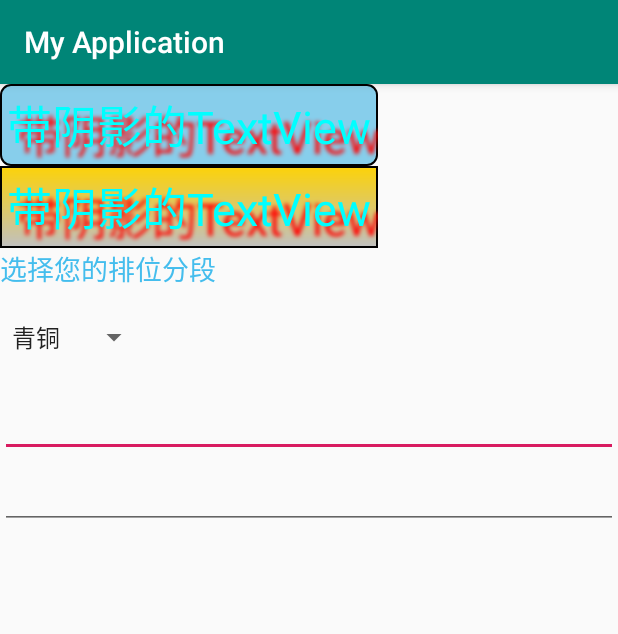
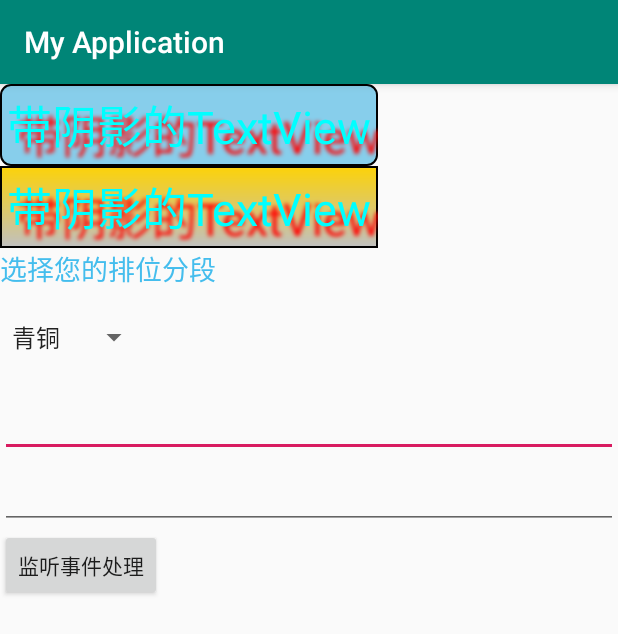
Before and after one commit to kaixuanli/andorid, an Android app: the screen it shows after launch (MainActivity), on a phone screen of 412 x 824 dp. Shown: the top 634 px of the screen. Run offline under Robolectric (Android 15) with nearby library versions, the phone set to English and light mode, and no system bars.

Commit message:
基于监听的事件处理机制，内部类方式最快

```diff
--- a/demo/app/src/main/java/com/example/myapplication/MainActivity.java
+++ b/demo/app/src/main/java/com/example/myapplication/MainActivity.java
@@ -2,16 +2,58 @@ package com.example.myapplication;
 
 import android.os.Bundle;
 import android.support.v7.app.AppCompatActivity;
+import android.view.View;
+import android.widget.Button;
 import android.widget.RadioButton;
 import android.widget.RadioGroup;
 import android.widget.Toast;
 
-public class MainActivity extends AppCompatActivity {
+import com.example.myapplication.R;
+public class MainActivity extends AppCompatActivity implements View.OnClickListener {
 
+    private Button btnshow;
     @Override
     protected void onCreate(Bundle savedInstanceState) {
         super.onCreate(savedInstanceState);
         setContentView(R.layout.activity_main);
+        btnshow = (Button) findViewById(R.id.linsten_button);
+        method_1(btnshow);
+        btnshow.setOnClickListener(new BtnClickListener());
+
+    }
+
+    //监听方式一：直接写匿名内部类
+    public void method_1(Button btnshow){
+        btnshow.setOnClickListener(new View.OnClickListener() {
+            //重写点击事件的处理方法onClick()
+            @Override
+            public void onClick(View v) {
+                //显示Toast信息
+                Toast.makeText(getApplicationContext(), "第一种监听方式", Toast.LENGTH_SHORT).show();
+            }
+        });
+    }
+
+    //监听方式二：定义一个内部类,实现View.OnClickListener接口,并重写onClick()方法
+    class BtnClickListener implements View.OnClickListener
+    {
+        @Override
+        public void onClick(View v) {
+            Toast.makeText(getApplicationContext(), "第二种监听方式", Toast.LENGTH_SHORT).show();
+        }
+    }
+
+    //监听方式三：用得较少要通过构造方法将组件传入使用;这样导致的结果就是代码不够简洁！
+    //监听方式四：直接使用Activity作为事件监听器，实现OnClickListener接口
+    @Override
+    public void onClick(View v) {
+        Toast.makeText(getApplicationContext(), "第四种监听方式", Toast.LENGTH_SHORT).show();
+    }
+
+    //监听方式五：直接绑定到标签，像js写法那样android:onClick="myclick"注意传一个组件参数
+    public void myclick(View source)
+    {
+        Toast.makeText(getApplicationContext(), "第五种监听方式", Toast.LENGTH_SHORT).show();
     }
 
     public void  radioButton(){
--- a/demo/app/src/main/res/layout/activity_main.xml
+++ b/demo/app/src/main/res/layout/activity_main.xml
@@ -63,9 +63,16 @@
         android:dropDownHorizontalOffset="5dp"
         android:text="" />
 
-    <ExpandableListView
-        android:layout_width="match_parent"
-        android:layout_height="wrap_content">
-    </ExpandableListView>
+    <!--<ExpandableListView-->
+        <!--android:layout_width="match_parent"-->
+        <!--android:layout_height="wrap_content">-->
+    <!--</ExpandableListView>-->
+
+    <Button
+        android:id="@+id/linsten_button"
+        android:layout_width="wrap_content"
+        android:layout_height="wrap_content"
+        android:text="监听事件处理"
+        android:onClick="myclick"/>
 
 </LinearLayout>
```
Also changed, not shown: demo/app/gradle/wrapper/gradle-wrapper.properties (added), 4 other files.
